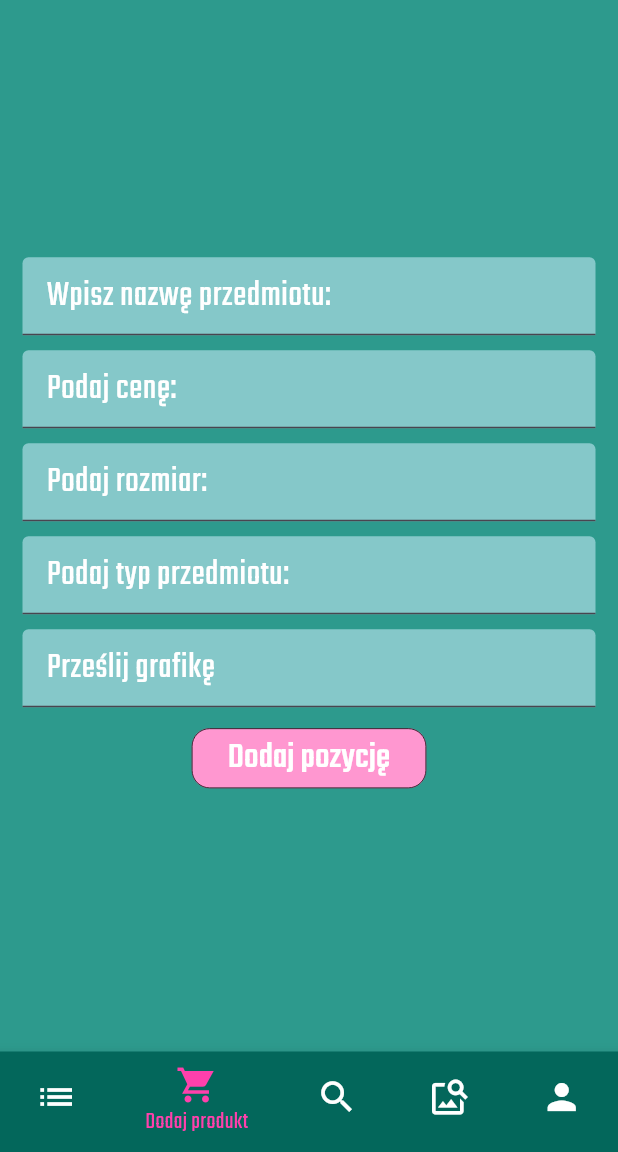
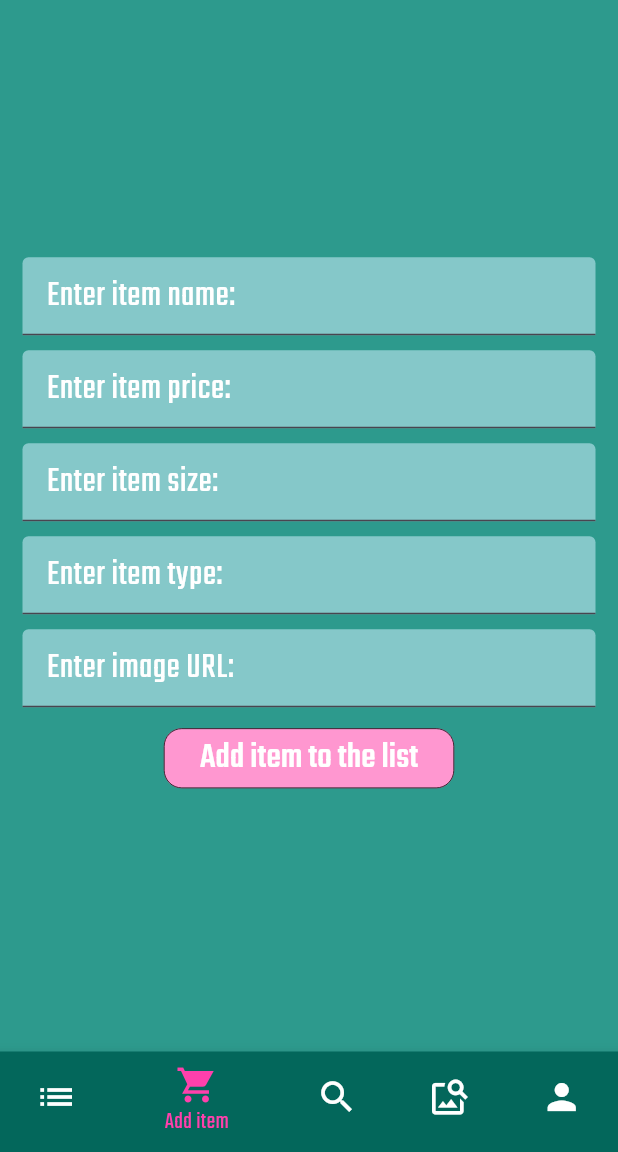
Before and after one commit to kubaolszewski/sneaky_shopper, a Flutter app: the HomePage screen opened directly with empty values, item 2 of the bottom bar chosen, on a phone screen of 412 x 824 dp, the part 84-1236 px from its top. Run offline on Flutter 3.47's test engine with Material 2 defaults, Android fonts, the phone set to English and light mode, and no system bars; our stand-ins replace bloc, cloud_firestore, dio, firebase_auth, firebase_core, flutter_bloc and 6 more; accounts and stored records are empty; generated files the repository leaves out were written again.

Commit message:
Change app language to english

```diff
--- a/lib/app/features/home/add_product_page/add_product_page_content.dart
+++ b/lib/app/features/home/add_product_page/add_product_page_content.dart
@@ -27,7 +27,7 @@ class AddProductPageContent extends StatelessWidget {
                     decoration: InputDecoration(
                       filled: true,
                       fillColor: const Color(0xff85c8c9),
-                      hintText: 'Wpisz nazwę przedmiotu:',
+                      hintText: 'Enter item name:',
                       hintStyle:
                           GoogleFonts.teko(color: Colors.white, fontSize: 24),
                     ),
@@ -43,7 +43,7 @@ class AddProductPageContent extends StatelessWidget {
                     decoration: InputDecoration(
                       filled: true,
                       fillColor: const Color(0xff85c8c9),
-                      hintText: 'Podaj cenę:',
+                      hintText: 'Enter item price:',
                       hintStyle:
                           GoogleFonts.teko(color: Colors.white, fontSize: 24),
                     ),
@@ -59,7 +59,7 @@ class AddProductPageContent extends StatelessWidget {
                     decoration: InputDecoration(
                       filled: true,
                       fillColor: const Color(0xff85c8c9),
-                      hintText: 'Podaj rozmiar:',
+                      hintText: 'Enter item size:',
                       hintStyle:
                           GoogleFonts.teko(color: Colors.white, fontSize: 24),
                     ),
@@ -75,7 +75,7 @@ class AddProductPageContent extends StatelessWidget {
                     decoration: InputDecoration(
                       filled: true,
                       fillColor: const Color(0xff85c8c9),
-                      hintText: 'Podaj typ przedmiotu: ',
+                      hintText: 'Enter item type: ',
                       hintStyle:
                           GoogleFonts.teko(color: Colors.white, fontSize: 24),
                     ),
@@ -91,7 +91,7 @@ class AddProductPageContent extends StatelessWidget {
                     decoration: InputDecoration(
                       filled: true,
                       fillColor: const Color(0xff85c8c9),
-                      hintText: 'Prześlij grafikę',
+                      hintText: 'Enter image URL:',
                       hintStyle:
                           GoogleFonts.teko(color: Colors.white, fontSize: 24),
                     ),
@@ -136,7 +136,7 @@ class AddProductPageContent extends StatelessWidget {
                             onSave();
                           },
                     child: Text(
-                      'Dodaj pozycję',
+                      'Add item to the list',
                       style:
                           GoogleFonts.teko(color: Colors.white, fontSize: 24),
                     ),
--- a/lib/app/features/home/home_page.dart
+++ b/lib/app/features/home/home_page.dart
@@ -58,7 +58,6 @@ class HomePage extends StatelessWidget {
                 return const BrandPage();
               }
 
-
               return MyAccountPageContent(email: user.email);
             }),
             bottomNavigationBar: Theme(
@@ -78,29 +77,29 @@ class HomePage extends StatelessWidget {
                 },
                 items: const [
                   BottomNavigationBarItem(
-                    backgroundColor:  Color(0xff03675B),
+                    backgroundColor: Color(0xff03675B),
                     icon: Icon(Icons.list, size: 28),
-                    label: 'Lista',
+                    label: 'List',
                   ),
                   BottomNavigationBarItem(
-                    backgroundColor:  Color(0xff03675B),
+                    backgroundColor: Color(0xff03675B),
                     icon: Icon(Icons.shopping_cart_sharp, size: 28),
-                    label: 'Dodaj produkt',
+                    label: 'Add item',
                   ),
                   BottomNavigationBarItem(
                     backgroundColor: Color(0xff03675B),
                     icon: Icon(Icons.search, size: 28),
-                    label: 'Przedmioty',
+                    label: 'Item types',
                   ),
-                   BottomNavigationBarItem(
+                  BottomNavigationBarItem(
                     backgroundColor: Color(0xff03675B),
                     icon: Icon(Icons.image_search, size: 28),
-                    label: 'Marki',
+                    label: 'Brands',
                   ),
                   BottomNavigationBarItem(
                     backgroundColor: Color(0xff03675B),
                     icon: Icon(Icons.person, size: 28),
-                    label: 'Moje konto',
+                    label: 'My account',
                   ),
                 ],
               ),
--- a/lib/app/features/home/list_page/list_page_content.dart
+++ b/lib/app/features/home/list_page/list_page_content.dart
@@ -36,7 +36,7 @@ class ListPageContent extends StatelessWidget {
               if (state.items.isEmpty) {
                 return Center(
                   child: Text(
-                    'Coś tutaj pusto :/',
+                    'There is something missing here :/',
                     style: GoogleFonts.teko(
                       color: Colors.white,
                       fontSize: 32,
@@ -54,7 +54,7 @@ class ListPageContent extends StatelessWidget {
                     child: Padding(
                       padding: const EdgeInsets.all(8),
                       child: Text(
-                        'Twoja lista:',
+                        'Your list:',
                         style: GoogleFonts.teko(
                           color: Colors.white,
                           fontSize: 32,
--- a/lib/app/features/home/my_account/my_account_page_content.dart
+++ b/lib/app/features/home/my_account/my_account_page_content.dart
@@ -25,7 +25,7 @@ class MyAccountPageContent extends StatelessWidget {
           ),
           const SizedBox(height: 10),
           Text(
-            'Jesteś zalogowany jako $email',
+            'You\'re logged in as: $email',
             style: GoogleFonts.teko(color: Colors.white, fontSize: 24),
           ),
           const SizedBox(height: 10),
@@ -73,7 +73,7 @@ class MyAccountPageContent extends StatelessWidget {
               context.read<RootCubit>().signOut();
             },
             child: Text(
-              'Wyloguj się',
+              'Logout',
               style: GoogleFonts.teko(color: Colors.white, fontSize: 32),
             ),
           ),
--- a/lib/app/features/item_details/item_details_page.dart
+++ b/lib/app/features/item_details/item_details_page.dart
@@ -121,14 +121,14 @@ class _ProductWidgetDetails extends StatelessWidget {
                     ),
                   ),
                   Text(
-                    'Cena: ${itemDetailsModel.price} -,',
+                    'Price: ${itemDetailsModel.price} -,',
                     style: GoogleFonts.teko(
                       color: Colors.white,
                       fontSize: 30,
                     ),
                   ),
                   Text(
-                    'Rozmiar: ${itemDetailsModel.size}',
+                    'Size: ${itemDetailsModel.size}',
                     style: GoogleFonts.teko(
                       color: Colors.white,
                       fontSize: 30,
--- a/lib/app/welcome_page.dart
+++ b/lib/app/welcome_page.dart
@@ -40,7 +40,7 @@ class WelcomePage extends StatelessWidget {
                   backgroundColor: const Color(0xff2D9A8D),
                 ),
                 child: Text(
-                  "Zaczynamy",
+                  "Welcome",
                   style: GoogleFonts.teko(color: Colors.white, fontSize: 32),
                 ),
                 onPressed: () {
```
Also changed, not shown: lib/app/features/login/login_page.dart (+6 -6 lines).
